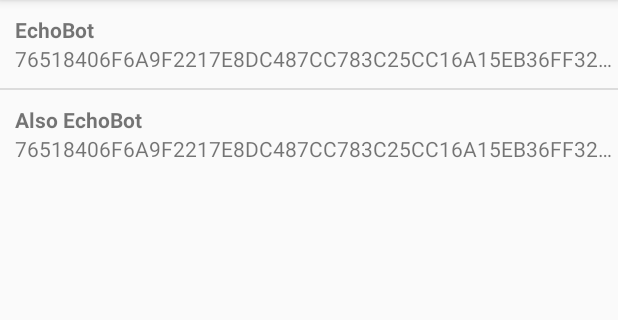
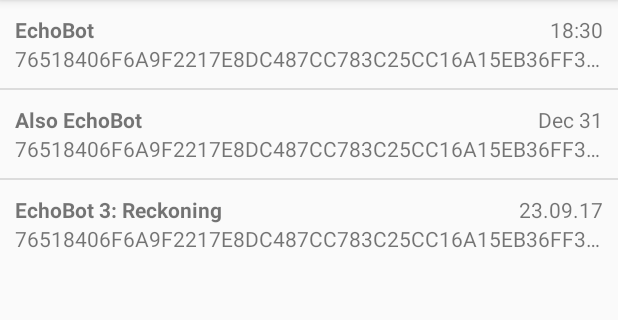
Before and after one commit to evilcorpltd/aTox, an Android app: the ContactListActivity screen opened directly, with no data from a screen before it, on a phone screen of 412 x 824 dp, the part 84-404 px from its top. Run offline under Robolectric (Android 15) with nearby library versions, the phone set to English and light mode, and no system bars.

Commit message:
Display contacts' last seen time

```diff
--- a/app/src/main/java/ltd/evilcorp/atox/ContactAdapter.kt
+++ b/app/src/main/java/ltd/evilcorp/atox/ContactAdapter.kt
@@ -31,6 +31,7 @@ class ContactAdapter(private val context: Context, private val contacts: ArrayLi
 
         vh.name.text = contacts[position].name
         vh.toxId.text = contacts[position].toxId
+        vh.lastSeen.text = contacts[position].lastSeen
 
         return view!!
     }
@@ -38,5 +39,6 @@ class ContactAdapter(private val context: Context, private val contacts: ArrayLi
     private class ViewHolder(row: View) {
         val name: TextView = row.findViewById(R.id.name) as TextView
         val toxId: TextView = row.findViewById(R.id.toxId) as TextView
+        val lastSeen: TextView = row.findViewById(R.id.lastSeen) as TextView
     }
 }
--- a/app/src/main/java/ltd/evilcorp/atox/ContactListActivity.kt
+++ b/app/src/main/java/ltd/evilcorp/atox/ContactListActivity.kt
@@ -17,13 +17,22 @@ class ContactListActivity : AppCompatActivity() {
         contacts.add(
             ContactModel(
                 "EchoBot",
-                "76518406F6A9F2217E8DC487CC783C25CC16A15EB36FF32E335A235342C48A39218F515C39A6"
+                "76518406F6A9F2217E8DC487CC783C25CC16A15EB36FF32E335A235342C48A39218F515C39A6",
+                "18:30"
             )
         )
         contacts.add(
             ContactModel(
                 "Also EchoBot",
-                "76518406F6A9F2217E8DC487CC783C25CC16A15EB36FF32E335A235342C48A39218F515C39A6"
+                "76518406F6A9F2217E8DC487CC783C25CC16A15EB36FF32E335A235342C48A39218F515C39A6",
+                "Dec 31"
+            )
+        )
+        contacts.add(
+            ContactModel(
+                "EchoBot 3: Reckoning",
+                "76518406F6A9F2217E8DC487CC783C25CC16A15EB36FF32E335A235342C48A39218F515C39A6",
+                "23.09.17"
             )
         )
         listView.adapter = ContactAdapter(this, contacts)
--- a/app/src/main/java/ltd/evilcorp/atox/ContactModel.kt
+++ b/app/src/main/java/ltd/evilcorp/atox/ContactModel.kt
@@ -1,3 +1,3 @@
 package ltd.evilcorp.atox
 
-class ContactModel(var name: String, val toxId: String)
+class ContactModel(var name: String, val toxId: String, var lastSeen: String)
--- a/app/src/main/res/layout/contact_list_view_item.xml
+++ b/app/src/main/res/layout/contact_list_view_item.xml
@@ -2,26 +2,32 @@
 <LinearLayout xmlns:android="http://schemas.android.com/apk/res/android"
               android:layout_width="match_parent"
               android:layout_height="match_parent"
-              android:orientation="vertical">
+              android:orientation="vertical"
+              android:padding="10dp"
+              android:onClick="openChat">
     <LinearLayout
             android:layout_width="match_parent"
             android:layout_height="wrap_content"
-            android:orientation="vertical"
-            android:layout_marginTop="10dp"
-            android:layout_marginBottom="10dp"
-            android:layout_marginStart="10dp"
-            android:onClick="openChat">
+            android:orientation="horizontal"
+            android:weightSum="1">
         <TextView
                 android:id="@+id/name"
                 android:layout_width="wrap_content"
                 android:layout_height="wrap_content"
-                android:gravity="center_vertical"
+                android:gravity="start"
+                android:layout_weight=".7"
                 android:textStyle="bold"/>
         <TextView
-                android:id="@+id/toxId"
+                android:id="@+id/lastSeen"
                 android:layout_width="wrap_content"
                 android:layout_height="wrap_content"
-                android:maxLines="1"
-                android:ellipsize="end"/>
+                android:gravity="end"
+                android:layout_weight=".3"/>
     </LinearLayout>
+    <TextView
+            android:id="@+id/toxId"
+            android:layout_width="wrap_content"
+            android:layout_height="wrap_content"
+            android:maxLines="1"
+            android:ellipsize="end"/>
 </LinearLayout>
```
